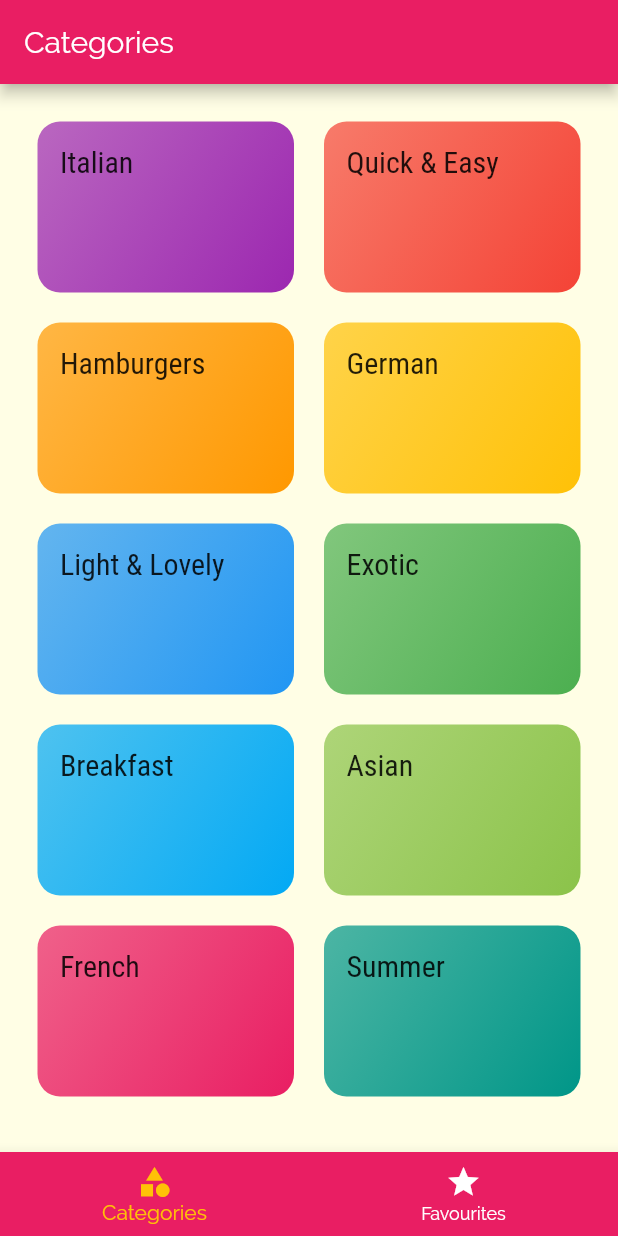
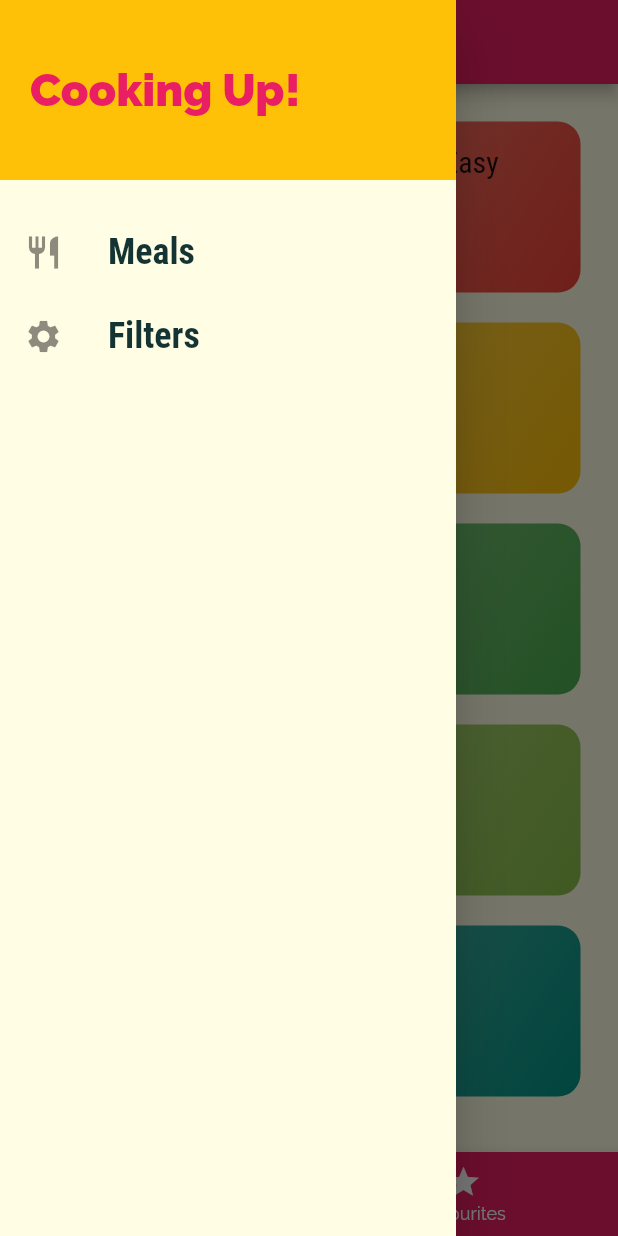
Before and after one commit to pmbos/flutter_03_meals_app, a Flutter app: the screen it shows after launch, with the side drawer open (before the commit the screen has no drawer), on a phone screen of 412 x 824 dp. Run offline on Flutter 3.47's test engine with Material 2 defaults, Android fonts, the phone set to English and light mode, and no system bars.

Commit message:
Added filters

```diff
--- a/lib/main.dart
+++ b/lib/main.dart
@@ -1,5 +1,9 @@
 import 'package:flutter/material.dart';
+import 'package:flutter_03_meals_app/dummy_data.dart';
+import 'package:flutter_03_meals_app/models/filters.dart';
+import 'package:flutter_03_meals_app/models/meal.dart';
 import 'package:flutter_03_meals_app/screens/category_meals_screen.dart';
+import 'package:flutter_03_meals_app/screens/filters_screen.dart';
 import 'package:flutter_03_meals_app/screens/meal_detail_screen.dart';
 import 'package:flutter_03_meals_app/screens/tab_screen.dart';
 
@@ -7,7 +11,31 @@ import 'screens/categories_screen.dart';
 
 void main() => runApp(MyApp());
 
-class MyApp extends StatelessWidget {
+class MyApp extends StatefulWidget {
+  @override
+  _MyAppState createState() => _MyAppState();
+}
+
+class _MyAppState extends State<MyApp> {
+  Filters _filters = Filters(
+    isGlutenFree: false,
+    isLactoseFree: false,
+    isVegan: false,
+    isVegetarian: false,
+  );
+
+  List<Meal> _availableMeals = DUMMY_MEALS;
+
+  void _updateFilters(Filters filterData) {
+    setState(() {
+      _filters = filterData;
+
+      _availableMeals = DUMMY_MEALS
+          .where((element) => _filters.includeMeal(element))
+          .toList();
+    });
+  }
+
   @override
   Widget build(BuildContext context) {
     return MaterialApp(
@@ -33,8 +61,10 @@ class MyApp extends StatelessWidget {
       ),
       home: TabsScreen(),
       routes: {
-        CategoryMealsScreen.ROUTE: (ctx) => CategoryMealsScreen(),
+        CategoryMealsScreen.ROUTE: (ctx) =>
+            CategoryMealsScreen(_availableMeals),
         MealDetailScreen.ROUTE: (ctx) => MealDetailScreen(),
+        FiltersScreen.ROUTE: (ctx) => FiltersScreen(_filters, _updateFilters),
       },
       // Is capable of handling a route that hasn't been registered
       onGenerateRoute: (settings) =>
--- /dev/null
+++ b/lib/models/filters.dart
@@ -0,0 +1,19 @@
+import 'package:flutter_03_meals_app/models/meal.dart';
+
+class Filters {
+  final bool isGlutenFree;
+  final bool isLactoseFree;
+  final bool isVegan;
+  final bool isVegetarian;
+
+  Filters(
+      {this.isGlutenFree, this.isLactoseFree, this.isVegan, this.isVegetarian});
+
+  bool includeMeal(Meal meal) {
+    if (this.isVegan && !meal.isVegan) return false;
+    if (this.isLactoseFree && !meal.isLactoseFree) return false;
+    if (this.isGlutenFree && !meal.isGlutenFree) return false;
+    if (this.isVegetarian && !meal.isVegetarian) return false;
+    return true;
+  }
+}
--- a/lib/screens/meal_detail_screen.dart
+++ b/lib/screens/meal_detail_screen.dart
@@ -81,6 +81,12 @@ class MealDetailScreen extends StatelessWidget {
           ],
         ),
       ),
+      floatingActionButton: FloatingActionButton(
+        child: Icon(Icons.delete),
+        onPressed: () {
+          Navigator.of(context).pop(mealId);
+        },
+      ),
     );
   }
 }
--- a/lib/screens/tab_screen.dart
+++ b/lib/screens/tab_screen.dart
@@ -1,6 +1,7 @@
 import 'package:flutter/material.dart';
 import 'package:flutter_03_meals_app/screens/categories_screen.dart';
 import 'package:flutter_03_meals_app/screens/favourites_screen.dart';
+import 'package:flutter_03_meals_app/widgets/main_drawer.dart';
 
 class TabsScreen extends StatefulWidget {
   @override
@@ -27,6 +28,7 @@ class _TabsScreenState extends State<TabsScreen> {
       appBar: AppBar(
         title: Text(_pages[_selectedPageIndex]['title']),
       ),
+      drawer: MainDrawer(),
       body: _pages[_selectedPageIndex]['page'],
       bottomNavigationBar: BottomNavigationBar(
         onTap: _selectPage,
--- /dev/null
+++ b/lib/widgets/main_drawer.dart
@@ -0,0 +1,58 @@
+import 'package:flutter/material.dart';
+import 'package:flutter_03_meals_app/screens/filters_screen.dart';
+
+class MainDrawer extends StatelessWidget {
+  //Builders only if there is nothing in here that triggers the build method.
+  Widget buildListTile(String title, IconData icon, Function tapHandler) {
+    return ListTile(
+      onTap: tapHandler,
+      leading: Icon(
+        icon,
+        size: 26,
+      ),
+      title: Text(
+        title,
+        style: TextStyle(
+          fontFamily: 'RobotoCondensed',
+          fontSize: 24,
+          fontWeight: FontWeight.bold,
+        ),
+      ),
+    );
+  }
+
+  @override
+  Widget build(BuildContext context) {
+    return Drawer(
+      child: Column(
+        children: [
+          Container(
+            height: 120,
+            width: double.infinity,
+            padding: EdgeInsets.all(20),
+            alignment: Alignment.centerLeft,
+            color: Theme.of(context).accentColor,
+            child: Text(
+              'Cooking Up!',
+              style: TextStyle(
+                fontWeight: FontWeight.w900,
+                fontSize: 30,
+                color: Theme.of(context).primaryColor,
+              ),
+            ),
+          ),
+          SizedBox(
+            height: 20,
+          ),
+          buildListTile('Meals', Icons.restaurant, () {
+            Navigator.of(context).pushReplacementNamed('/');
+          }),
+          buildListTile('Filters', Icons.settings, () {
+            //Replaces the last screen before pushing.
+            Navigator.of(context).pushReplacementNamed(FiltersScreen.ROUTE);
+          }),
+        ],
+      ),
+    );
+  }
+}
```
Also changed, not shown: lib/screens/category_meals_screen.dart (+36 -7 lines), lib/screens/filters_screen.dart (added, +104 -0 lines), lib/widgets/meal_item.dart (+9 -2 lines).
